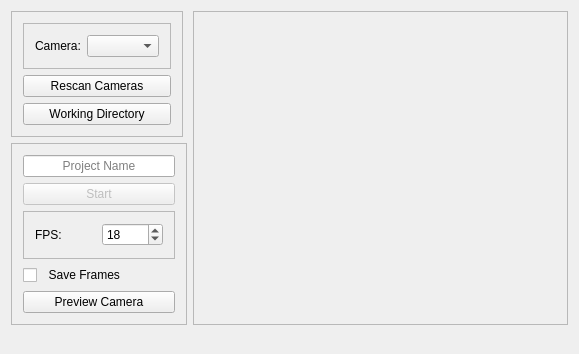
This is src/forms/mainwindow.ui in vale981/Taevitas as Qt 5 draws it before an edit. The edited form follows.
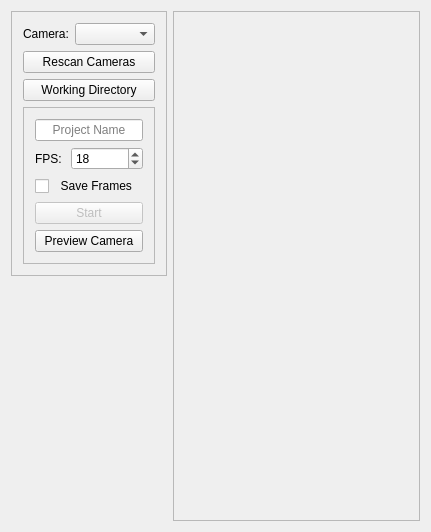
This is the edited form.

The edit to the form file:
```diff
--- a/src/forms/mainwindow.ui
+++ b/src/forms/mainwindow.ui
@@ -6,12 +6,12 @@
    <rect>
     <x>0</x>
     <y>0</y>
-    <width>579</width>
-    <height>354</height>
+    <width>431</width>
+    <height>532</height>
    </rect>
   </property>
   <property name="sizePolicy">
-   <sizepolicy hsizetype="Fixed" vsizetype="Fixed">
+   <sizepolicy hsizetype="Fixed" vsizetype="Expanding">
     <horstretch>0</horstretch>
     <verstretch>0</verstretch>
    </sizepolicy>
@@ -20,24 +20,23 @@
    <string>Taevitas</string>
   </property>
   <widget class="QWidget" name="centralWidget">
-   <layout class="QGridLayout" name="gridLayout">
-    <item row="1" column="0">
-     <widget class="QFrame" name="recOptions">
-      <property name="enabled">
-       <bool>true</bool>
-      </property>
+   <layout class="QHBoxLayout" name="horizontalLayout_3">
+    <property name="sizeConstraint">
+     <enum>QLayout::SetDefaultConstraint</enum>
+    </property>
+    <item>
+     <layout class="QVBoxLayout" name="verticalLayout_3">
+      <property name="sizeConstraint">
+       <enum>QLayout::SetFixedSize</enum>
+      </property>
+      <item>
+       <widget class="QFrame" name="frame">
       <property name="sizePolicy">
-       <sizepolicy hsizetype="Maximum" vsizetype="Fixed">
+         <sizepolicy hsizetype="Maximum" vsizetype="Maximum">
         <horstretch>0</horstretch>
         <verstretch>0</verstretch>
        </sizepolicy>
       </property>
-      <property name="minimumSize">
-       <size>
-        <width>176</width>
-        <height>0</height>
-       </size>
-      </property>
       <property name="frameShape">
        <enum>QFrame::StyledPanel</enum>
       </property>
@@ -46,6 +45,71 @@
       </property>
       <layout class="QVBoxLayout" name="verticalLayout">
        <item>
+          <layout class="QFormLayout" name="formLayout">
+           <property name="verticalSpacing">
+            <number>0</number>
+           </property>
+           <item row="0" column="1">
+            <widget class="QComboBox" name="cameraSelector">
+             <property name="editable">
+              <bool>false</bool>
+             </property>
+             <property name="currentText">
+              <string/>
+             </property>
+            </widget>
+           </item>
+           <item row="0" column="0">
+            <widget class="QLabel" name="label">
+             <property name="text">
+              <string>Camera:</string>
+             </property>
+            </widget>
+           </item>
+          </layout>
+         </item>
+         <item>
+          <widget class="QPushButton" name="camScanButton">
+           <property name="sizePolicy">
+            <sizepolicy hsizetype="Minimum" vsizetype="Preferred">
+             <horstretch>0</horstretch>
+             <verstretch>0</verstretch>
+            </sizepolicy>
+           </property>
+           <property name="text">
+            <string>Rescan Cameras</string>
+           </property>
+          </widget>
+         </item>
+         <item>
+          <widget class="QPushButton" name="directorySelector">
+           <property name="sizePolicy">
+            <sizepolicy hsizetype="Minimum" vsizetype="Preferred">
+             <horstretch>0</horstretch>
+             <verstretch>0</verstretch>
+            </sizepolicy>
+           </property>
+           <property name="text">
+            <string>Working Directory</string>
+           </property>
+          </widget>
+         </item>
+         <item>
+          <widget class="QFrame" name="recOptions">
+           <property name="sizePolicy">
+            <sizepolicy hsizetype="Preferred" vsizetype="Preferred">
+             <horstretch>0</horstretch>
+             <verstretch>0</verstretch>
+            </sizepolicy>
+           </property>
+           <property name="frameShape">
+            <enum>QFrame::StyledPanel</enum>
+           </property>
+           <property name="frameShadow">
+            <enum>QFrame::Raised</enum>
+           </property>
+           <layout class="QVBoxLayout" name="verticalLayout_4">
+            <item>
         <widget class="QLineEdit" name="projectName">
          <property name="alignment">
           <set>Qt::AlignCenter</set>
@@ -56,49 +120,28 @@
         </widget>
        </item>
        <item>
-        <widget class="QPushButton" name="startButton">
-         <property name="enabled">
-          <bool>false</bool>
-         </property>
-         <property name="text">
-          <string>Start</string>
-         </property>
-         <property name="flat">
-          <bool>false</bool>
-         </property>
-        </widget>
-       </item>
-       <item>
-        <widget class="QFrame" name="frame_3">
-         <property name="minimumSize">
-          <size>
-           <width>134</width>
-           <height>48</height>
-          </size>
-         </property>
-         <property name="frameShape">
-          <enum>QFrame::StyledPanel</enum>
-         </property>
-         <property name="frameShadow">
-          <enum>QFrame::Raised</enum>
-         </property>
-         <layout class="QHBoxLayout" name="horizontalLayout">
-          <item>
+             <layout class="QFormLayout" name="formLayout_2">
+              <item row="0" column="0">
            <widget class="QLabel" name="label_2">
             <property name="text">
              <string>FPS: </string>
             </property>
            </widget>
           </item>
-          <item>
+              <item row="0" column="1">
            <widget class="QSpinBox" name="fps_box">
+                <property name="sizePolicy">
+                 <sizepolicy hsizetype="Minimum" vsizetype="Preferred">
+                  <horstretch>0</horstretch>
+                  <verstretch>0</verstretch>
+                 </sizepolicy>
+                </property>
             <property name="value">
              <number>18</number>
             </property>
            </widget>
           </item>
          </layout>
-        </widget>
        </item>
        <item>
         <widget class="QCheckBox" name="saveFrames">
@@ -110,8 +153,33 @@
          </property>
         </widget>
        </item>
+            <item>
+             <widget class="QPushButton" name="startButton">
+              <property name="enabled">
+               <bool>false</bool>
+              </property>
+              <property name="sizePolicy">
+               <sizepolicy hsizetype="Minimum" vsizetype="Preferred">
+                <horstretch>0</horstretch>
+                <verstretch>0</verstretch>
+               </sizepolicy>
+              </property>
+              <property name="text">
+               <string>Start</string>
+              </property>
+              <property name="flat">
+               <bool>false</bool>
+              </property>
+             </widget>
+            </item>
        <item>
         <widget class="QPushButton" name="preview_button">
+              <property name="sizePolicy">
+               <sizepolicy hsizetype="Minimum" vsizetype="Preferred">
+                <horstretch>0</horstretch>
+                <verstretch>0</verstretch>
+               </sizepolicy>
+              </property>
          <property name="text">
           <string>Preview Camera</string>
          </property>
@@ -123,11 +191,17 @@
       </layout>
      </widget>
     </item>
-    <item row="2" column="0">
+        </layout>
+       </widget>
+      </item>
+      <item>
      <spacer name="verticalSpacer">
       <property name="orientation">
        <enum>Qt::Vertical</enum>
       </property>
+        <property name="sizeType">
+         <enum>QSizePolicy::Expanding</enum>
+        </property>
       <property name="sizeHint" stdset="0">
        <size>
         <width>0</width>
@@ -136,68 +210,9 @@
       </property>
      </spacer>
     </item>
-    <item row="0" column="0">
-     <widget class="QFrame" name="frame_2">
-      <property name="sizePolicy">
-       <sizepolicy hsizetype="Fixed" vsizetype="Fixed">
-        <horstretch>0</horstretch>
-        <verstretch>0</verstretch>
-       </sizepolicy>
-      </property>
-      <property name="frameShape">
-       <enum>QFrame::StyledPanel</enum>
-      </property>
-      <property name="frameShadow">
-       <enum>QFrame::Raised</enum>
-      </property>
-      <layout class="QVBoxLayout" name="verticalLayout_2">
-       <item>
-        <widget class="QFrame" name="frame">
-         <property name="frameShape">
-          <enum>QFrame::StyledPanel</enum>
-         </property>
-         <property name="frameShadow">
-          <enum>QFrame::Raised</enum>
-         </property>
-         <layout class="QHBoxLayout" name="horizontalLayout_2">
-          <item>
-           <widget class="QLabel" name="label">
-            <property name="text">
-             <string>Camera:</string>
-            </property>
-           </widget>
-          </item>
-          <item>
-           <widget class="QComboBox" name="cameraSelector">
-            <property name="editable">
-             <bool>false</bool>
-            </property>
-            <property name="currentText">
-             <string/>
-            </property>
-           </widget>
-          </item>
-         </layout>
-        </widget>
+     </layout>
        </item>
        <item>
-        <widget class="QPushButton" name="camScanButton">
-         <property name="text">
-          <string>Rescan Cameras</string>
-         </property>
-        </widget>
-       </item>
-       <item>
-        <widget class="QPushButton" name="directorySelector">
-         <property name="text">
-          <string>Working Directory</string>
-         </property>
-        </widget>
-       </item>
-      </layout>
-     </widget>
-    </item>
-    <item row="0" column="1" rowspan="2">
      <widget class="QLabel" name="preview_widget">
       <property name="enabled">
        <bool>false</bool>
```
Lines whose indentation alone changed are shown as unchanged.
